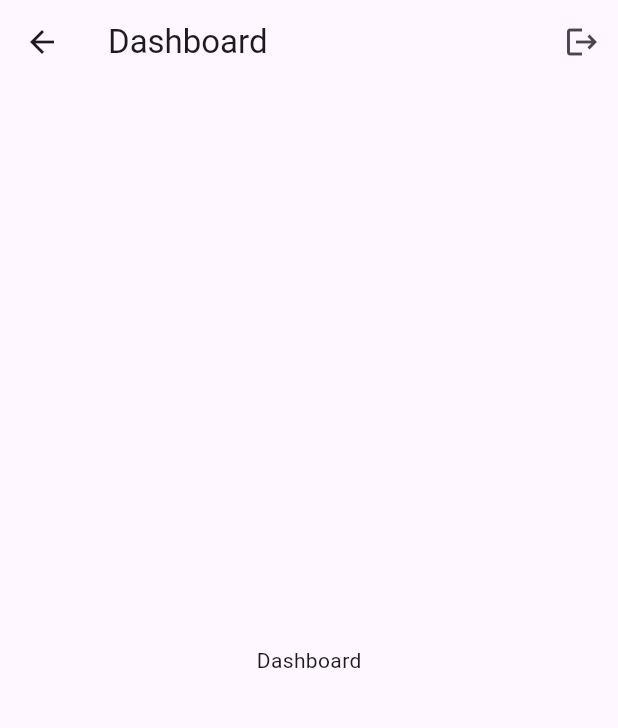
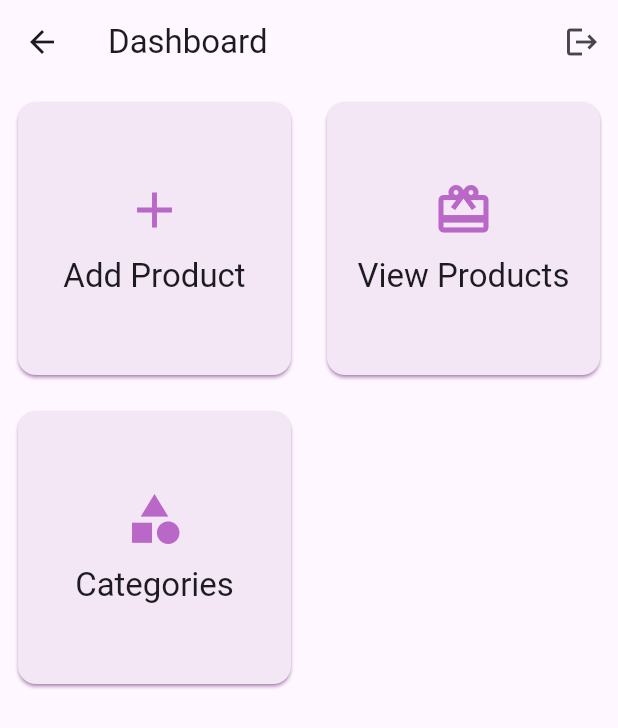
Before and after one commit to rudradcruze/ecom_admin, a Flutter app: the DashboardPage screen opened by its route, on a phone screen of 412 x 824 dp. Shown: the top 728 px of the screen. Run offline on Flutter 3.47's test engine with Material 3 defaults, Android fonts, the phone set to English and light mode, and no system bars; our stand-ins replace cloud_firestore, firebase_auth, firebase_core, flutter_easyloading; accounts and stored records are empty.

Commit message:
show dashboard items

```diff
--- /dev/null
+++ b/lib/customer_widgets/dashboard_item_view.dart
@@ -0,0 +1,32 @@
+import 'package:ecom_admin/models/dashboard_items.dart';
+import 'package:flutter/material.dart';
+
+class DashboardItemView extends StatelessWidget {
+  const DashboardItemView({super.key, required this.item});
+
+  final DashboardItem item;
+
+  @override
+  Widget build(BuildContext context) {
+    return Padding(
+      padding: const EdgeInsets.all(8.0),
+      child: InkWell(
+        onTap: () {
+          Navigator.pushNamed(context, item.route);
+        },
+        child: Card(
+          surfaceTintColor: Colors.purple,
+          shadowColor: Colors.purple,
+          child: Column(
+            mainAxisAlignment: MainAxisAlignment.center,
+            children: [
+              Icon(item.iconData, size: 40, color: Colors.purple.shade300,),
+              const SizedBox(height: 10,),
+              Text(item.title, style: Theme.of(context).textTheme.titleLarge,),
+            ],
+          ),
+        ),
+      ),
+    );
+  }
+}
--- a/lib/main.dart
+++ b/lib/main.dart
@@ -1,6 +1,9 @@
+import 'package:ecom_admin/pages/category_page.dart';
 import 'package:ecom_admin/pages/dashboard_page.dart';
 import 'package:ecom_admin/pages/launcher_page.dart';
 import 'package:ecom_admin/pages/login_page.dart';
+import 'package:ecom_admin/pages/new_product_page.dart';
+import 'package:ecom_admin/pages/view_product_page.dart';
 import 'package:firebase_core/firebase_core.dart';
 import 'package:flutter/material.dart';
 import 'package:flutter_easyloading/flutter_easyloading.dart';
@@ -34,6 +37,9 @@ class MyApp extends StatelessWidget {
         LauncherPage.routeName : (context) => const LauncherPage(),
         LoginPage.routeName : (context) => const LoginPage(),
         DashboardPage.routeName : (context) => const DashboardPage(),
+        NewProductPage.routeName : (context) => const NewProductPage(),
+        ViewProductPage.routeName : (context) => const ViewProductPage(),
+        CategoryPage.routeName : (context) => const CategoryPage(),
       },
     );
   }
--- /dev/null
+++ b/lib/models/dashboard_items.dart
@@ -0,0 +1,22 @@
+import 'package:ecom_admin/pages/category_page.dart';
+import 'package:ecom_admin/pages/new_product_page.dart';
+import 'package:ecom_admin/pages/view_product_page.dart';
+import 'package:flutter/material.dart';
+
+class DashboardItem {
+  String title;
+  IconData iconData;
+  String route;
+
+  DashboardItem({
+    required this.title,
+    required this.route,
+    required this.iconData
+  });
+}
+
+final dashboardItemList = <DashboardItem>[
+  DashboardItem(title: 'Add Product', route: NewProductPage.routeName, iconData: Icons.add),
+  DashboardItem(title: 'View Products', route: ViewProductPage.routeName, iconData: Icons.card_giftcard),
+  DashboardItem(title: 'Categories', route: CategoryPage.routeName, iconData: Icons.category),
+];
--- a/lib/pages/dashboard_page.dart
+++ b/lib/pages/dashboard_page.dart
@@ -1,5 +1,7 @@
 import 'package:ecom_admin/auth/auth_service.dart';
+import 'package:ecom_admin/customer_widgets/dashboard_item_view.dart';
 import 'package:ecom_admin/pages/launcher_page.dart';
+import 'package:ecom_admin/models/dashboard_items.dart';
 import 'package:flutter/material.dart';
 
 class DashboardPage extends StatelessWidget {
@@ -15,14 +17,25 @@ class DashboardPage extends StatelessWidget {
         actions: [
           IconButton(
             onPressed: () {
-              AuthService.logout().then((value) => Navigator.pushReplacementNamed(context, LauncherPage.routeName));
+              AuthService.logout().then((value) =>
+                  Navigator.pushReplacementNamed(
+                      context, LauncherPage.routeName));
             },
             icon: const Icon(Icons.logout),
           ),
         ],
       ),
-      body: Center(
-        child: Text('Dashboard'),
+      body: GridView.builder(
+        gridDelegate: const SliverGridDelegateWithFixedCrossAxisCount(
+          crossAxisCount: 2,
+        ),
+        itemCount: dashboardItemList.length,
+        itemBuilder: (context, index) {
+          final item = dashboardItemList[index];
+          return DashboardItemView(
+            item: item,
+          );
+        },
       ),
     );
   }
```
Also changed, not shown: lib/pages/category_page.dart (added, +13 -0 lines), lib/pages/new_product_page.dart (added, +18 -0 lines), lib/pages/view_product_page.dart (added, +13 -0 lines).
